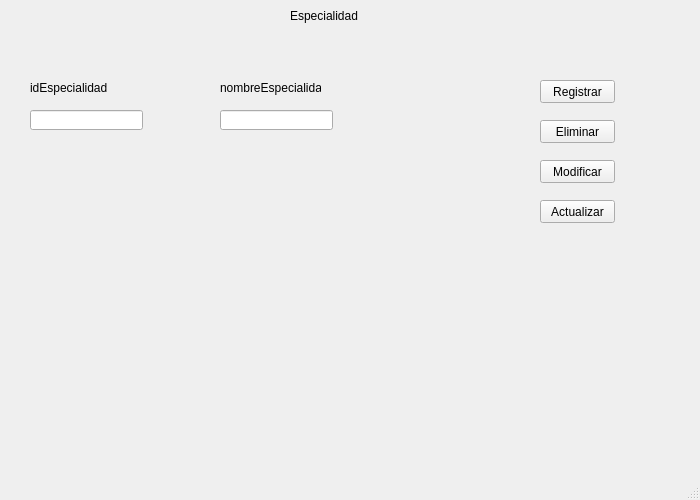
Before: the Qt Designer form UI/ventanaEspecialidad.ui in KevinValdezVargas/special-telegram, drawn with Qt 5.
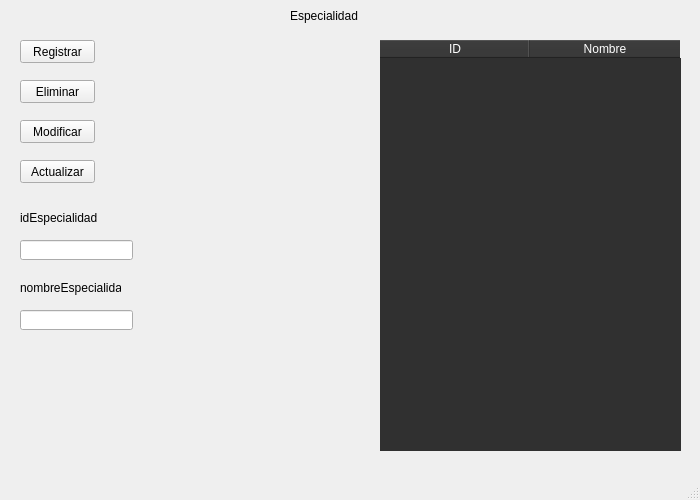
After: the same form once the commit is applied.

```diff
--- a/UI/ventanaEspecialidad.ui
+++ b/UI/ventanaEspecialidad.ui
@@ -30,8 +30,8 @@
    <widget class="QLabel" name="label_2">
     <property name="geometry">
      <rect>
-      <x>30</x>
-      <y>80</y>
+      <x>20</x>
+      <y>210</y>
       <width>81</width>
       <height>16</height>
      </rect>
@@ -43,8 +43,8 @@
    <widget class="QLineEdit" name="txtId">
     <property name="geometry">
      <rect>
-      <x>30</x>
-      <y>110</y>
+      <x>20</x>
+      <y>240</y>
       <width>113</width>
       <height>20</height>
      </rect>
@@ -53,8 +53,8 @@
    <widget class="QLineEdit" name="txtEspecialidad">
     <property name="geometry">
      <rect>
-      <x>220</x>
-      <y>110</y>
+      <x>20</x>
+      <y>310</y>
       <width>113</width>
       <height>20</height>
      </rect>
@@ -63,8 +63,8 @@
    <widget class="QLabel" name="label_3">
     <property name="geometry">
      <rect>
-      <x>220</x>
-      <y>80</y>
+      <x>20</x>
+      <y>280</y>
       <width>101</width>
       <height>16</height>
      </rect>
@@ -76,8 +76,8 @@
    <widget class="QPushButton" name="btnRegistrar">
     <property name="geometry">
      <rect>
-      <x>540</x>
-      <y>80</y>
+      <x>20</x>
+      <y>40</y>
       <width>75</width>
       <height>23</height>
      </rect>
@@ -89,8 +89,8 @@
    <widget class="QPushButton" name="btnEliminar">
     <property name="geometry">
      <rect>
-      <x>540</x>
-      <y>120</y>
+      <x>20</x>
+      <y>80</y>
       <width>75</width>
       <height>23</height>
      </rect>
@@ -102,8 +102,8 @@
    <widget class="QPushButton" name="btnModificar">
     <property name="geometry">
      <rect>
-      <x>540</x>
-      <y>160</y>
+      <x>20</x>
+      <y>120</y>
       <width>75</width>
       <height>23</height>
      </rect>
@@ -115,8 +115,8 @@
    <widget class="QPushButton" name="btnActualizar">
     <property name="geometry">
      <rect>
-      <x>540</x>
-      <y>200</y>
+      <x>20</x>
+      <y>160</y>
       <width>75</width>
       <height>23</height>
      </rect>
@@ -125,6 +125,40 @@
      <string>Actualizar</string>
     </property>
    </widget>
+   <widget class="QTableWidget" name="tblEspecialidad">
+    <property name="geometry">
+     <rect>
+      <x>380</x>
+      <y>40</y>
+      <width>301</width>
+      <height>411</height>
+     </rect>
+    </property>
+    <property name="styleSheet">
+     <string notr="true">QTableWidget{
+background-color: #303030;
+color: white;
+border:none;
+}
+QHeaderView::section{
+background-color: #303030;
+color: white;
+}</string>
+    </property>
+    <attribute name="horizontalHeaderDefaultSectionSize">
+     <number>150</number>
+    </attribute>
+    <column>
+     <property name="text">
+      <string>ID</string>
+     </property>
+    </column>
+    <column>
+     <property name="text">
+      <string>Nombre</string>
+     </property>
+    </column>
+   </widget>
   </widget>
   <widget class="QMenuBar" name="menubar">
    <property name="geometry">
```
